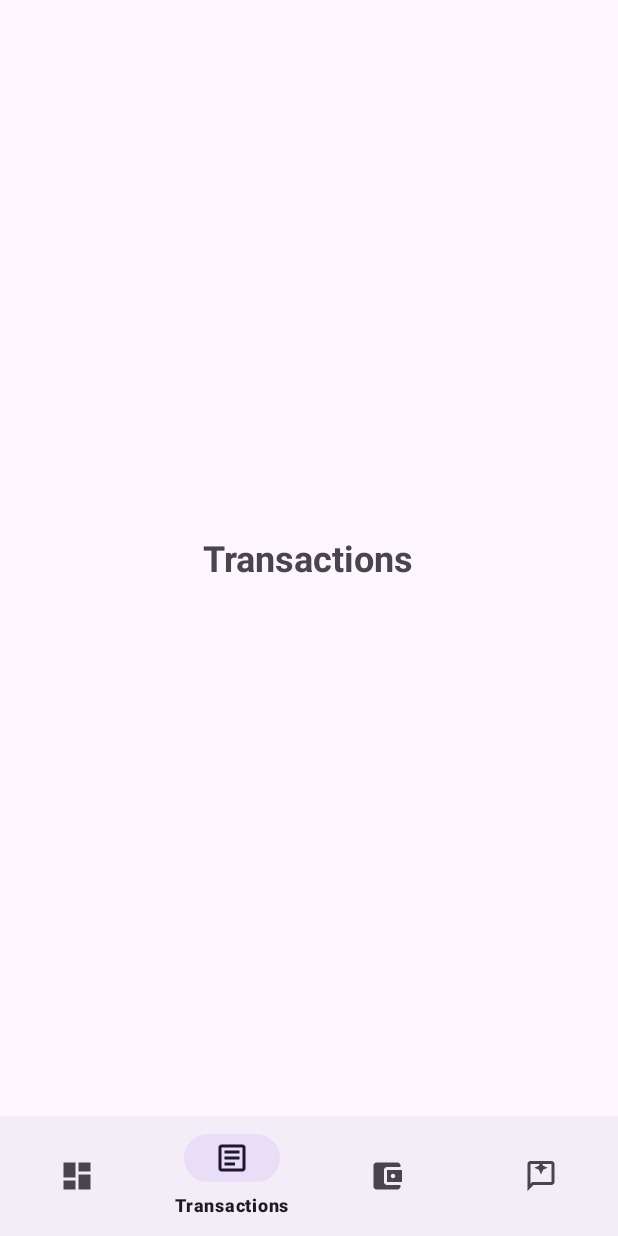
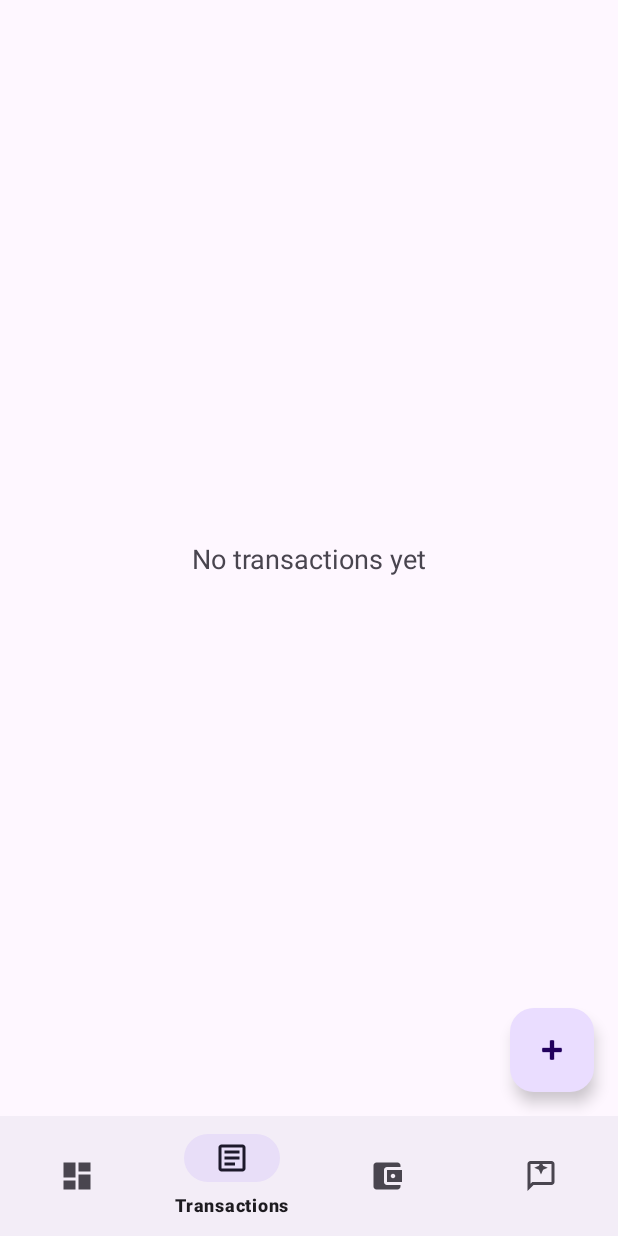
Before and after one commit to Pallavi-0202/FinSight, an Android app: the TransactionsFragment screen opened through its navigation route, on a phone screen of 412 x 824 dp. Run offline under Robolectric (Android 15) with nearby library versions, the phone set to English and light mode, and no system bars; our stand-ins replace Room's generated code, navigation-ui.

Commit message:
Add transactions screen with add and delete.

```diff
--- /dev/null
+++ b/app/src/main/java/com/example/finsight/ui/TransactionViewModel.kt
@@ -0,0 +1,37 @@
+package com.example.finsight.ui
+
+import android.app.Application
+import androidx.lifecycle.AndroidViewModel
+import androidx.lifecycle.LiveData
+import androidx.lifecycle.viewModelScope
+import com.example.finsight.data.AppDatabase
+import com.example.finsight.data.Transaction
+import com.example.finsight.data.TransactionRepository
+import kotlinx.coroutines.launch
+
+/**
+ * ViewModel for managing UI data related to financial transactions.
+ */
+class TransactionViewModel(application: Application) : AndroidViewModel(application) {
+
+    private val repository: TransactionRepository
+    val allTransactions: LiveData<List<Transaction>>
+
+    init {
+        val transactionDao = AppDatabase.getDatabase(application).transactionDao()
+        repository = TransactionRepository(transactionDao)
+        allTransactions = repository.allTransactions
+    }
+
+    fun addTransaction(transaction: Transaction) {
+        viewModelScope.launch {
+            repository.insert(transaction)
+        }
+    }
+
+    fun deleteTransaction(transaction: Transaction) {
+        viewModelScope.launch {
+            repository.delete(transaction)
+        }
+    }
+}
--- a/app/src/main/java/com/example/finsight/ui/TransactionsFragment.kt
+++ b/app/src/main/java/com/example/finsight/ui/TransactionsFragment.kt
@@ -4,16 +4,27 @@ import android.os.Bundle
 import android.view.LayoutInflater
 import android.view.View
 import android.view.ViewGroup
+import androidx.core.view.isVisible
 import androidx.fragment.app.Fragment
+import androidx.fragment.app.viewModels
+import androidx.navigation.fragment.findNavController
+import androidx.recyclerview.widget.ItemTouchHelper
+import androidx.recyclerview.widget.LinearLayoutManager
+import androidx.recyclerview.widget.RecyclerView
+import com.example.finsight.R
 import com.example.finsight.databinding.FragmentTransactionsBinding
+import com.google.android.material.snackbar.Snackbar
 
 /**
- * Fragment responsible for displaying and managing income/expense transactions.
+ * Fragment responsible for displaying the list of transactions and handling user actions like deletion and adding.
  */
 class TransactionsFragment : Fragment() {
 
     private var _binding: FragmentTransactionsBinding? = null
     private val binding get() = _binding!!
+
+    private val viewModel: TransactionViewModel by viewModels()
+    private lateinit var adapter: TransactionAdapter
 
     override fun onCreateView(
         inflater: LayoutInflater,
@@ -24,6 +35,61 @@ class TransactionsFragment : Fragment() {
         return binding.root
     }
 
+    override fun onViewCreated(view: View, savedInstanceState: Bundle?) {
+        super.onViewCreated(view, savedInstanceState)
+
+        setupRecyclerView()
+        setupFab()
+        observeViewModel()
+    }
+
+    private fun setupRecyclerView() {
+        adapter = TransactionAdapter()
+        binding.rvTransactions.layoutManager = LinearLayoutManager(requireContext())
+        binding.rvTransactions.adapter = adapter
+
+        // Swipe-to-delete handling
+        val itemTouchHelperCallback = object : ItemTouchHelper.SimpleCallback(
+            0,
+            ItemTouchHelper.LEFT or ItemTouchHelper.RIGHT
+        ) {
+            override fun onMove(
+                recyclerView: RecyclerView,
+                viewHolder: RecyclerView.ViewHolder,
+                target: RecyclerView.ViewHolder
+            ): Boolean = false
+
+            override fun onSwiped(viewHolder: RecyclerView.ViewHolder, direction: Int) {
+                val position = viewHolder.bindingAdapterPosition
+                val transaction = adapter.currentList[position]
+
+                viewModel.deleteTransaction(transaction)
+
+                Snackbar.make(binding.root, "Transaction deleted", Snackbar.LENGTH_LONG)
+                    .setAction("UNDO") {
+                        viewModel.addTransaction(transaction)
+                    }
+                    .show()
+            }
+        }
+
+        ItemTouchHelper(itemTouchHelperCallback).attachToRecyclerView(binding.rvTransactions)
+    }
+
+    private fun setupFab() {
+        binding.fabAddTransaction.setOnClickListener {
+            findNavController().navigate(R.id.addTransactionFragment)
+        }
+    }
+
+    private fun observeViewModel() {
+        viewModel.allTransactions.observe(viewLifecycleOwner) { transactions ->
+            adapter.submitList(transactions)
+            binding.tvEmptyState.isVisible = transactions.isEmpty()
+            binding.rvTransactions.isVisible = transactions.isNotEmpty()
+        }
+    }
+
     override fun onDestroyView() {
         super.onDestroyView()
         _binding = null
--- a/app/src/main/res/layout/fragment_transactions.xml
+++ b/app/src/main/res/layout/fragment_transactions.xml
@@ -1,15 +1,42 @@
 <?xml version="1.0" encoding="utf-8"?>
-<FrameLayout xmlns:android="http://schemas.android.com/apk/res/android"
+<androidx.constraintlayout.widget.ConstraintLayout xmlns:android="http://schemas.android.com/apk/res/android"
+    xmlns:app="http://schemas.android.com/apk/res-auto"
+    xmlns:tools="http://schemas.android.com/tools"
     android:layout_width="match_parent"
     android:layout_height="match_parent">
 
+    <androidx.recyclerview.widget.RecyclerView
+        android:id="@+id/rv_transactions"
+        android:layout_width="0dp"
+        android:layout_height="0dp"
+        android:clipToPadding="false"
+        android:paddingBottom="80dp"
+        app:layout_constraintBottom_toBottomOf="parent"
+        app:layout_constraintEnd_toEndOf="parent"
+        app:layout_constraintStart_toStartOf="parent"
+        app:layout_constraintTop_toTopOf="parent"
+        tools:listitem="@layout/item_transaction" />
+
     <TextView
-        android:id="@+id/tv_title"
+        android:id="@+id/tv_empty_state"
         android:layout_width="wrap_content"
         android:layout_height="wrap_content"
-        android:layout_gravity="center"
-        android:text="Transactions"
-        android:textSize="24sp"
-        android:textStyle="bold" />
+        android:text="No transactions yet"
+        android:textSize="18sp"
+        android:visibility="gone"
+        app:layout_constraintBottom_toBottomOf="parent"
+        app:layout_constraintEnd_toEndOf="parent"
+        app:layout_constraintStart_toStartOf="parent"
+        app:layout_constraintTop_toTopOf="parent" />
 
-</FrameLayout>
+    <com.google.android.material.floatingactionbutton.FloatingActionButton
+        android:id="@+id/fab_add_transaction"
+        android:layout_width="wrap_content"
+        android:layout_height="wrap_content"
+        android:layout_margin="16dp"
+        android:contentDescription="Add Transaction"
+        android:src="@android:drawable/ic_input_add"
+        app:layout_constraintBottom_toBottomOf="parent"
+        app:layout_constraintEnd_toEndOf="parent" />
+
+</androidx.constraintlayout.widget.ConstraintLayout>
--- a/app/src/main/res/navigation/nav_graph.xml
+++ b/app/src/main/res/navigation/nav_graph.xml
@@ -28,4 +28,10 @@
         android:name="com.example.finsight.ui.AssistantFragment"
         android:label="Assistant"
         tools:layout="@layout/fragment_assistant" />
+
+    <fragment
+        android:id="@+id/addTransactionFragment"
+        android:name="com.example.finsight.ui.AddTransactionFragment"
+        android:label="Add Transaction"
+        tools:layout="@layout/fragment_add_transaction" />
 </navigation>
```
Also changed, not shown: app/src/main/java/com/example/finsight/ui/AddTransactionFragment.kt (added, +149 -0 lines), app/src/main/java/com/example/finsight/ui/TransactionAdapter.kt (added, +77 -0 lines), app/src/main/res/layout/fragment_add_transaction.xml (added, +143 -0 lines), app/src/main/res/layout/item_transaction.xml (added, +65 -0 lines).
